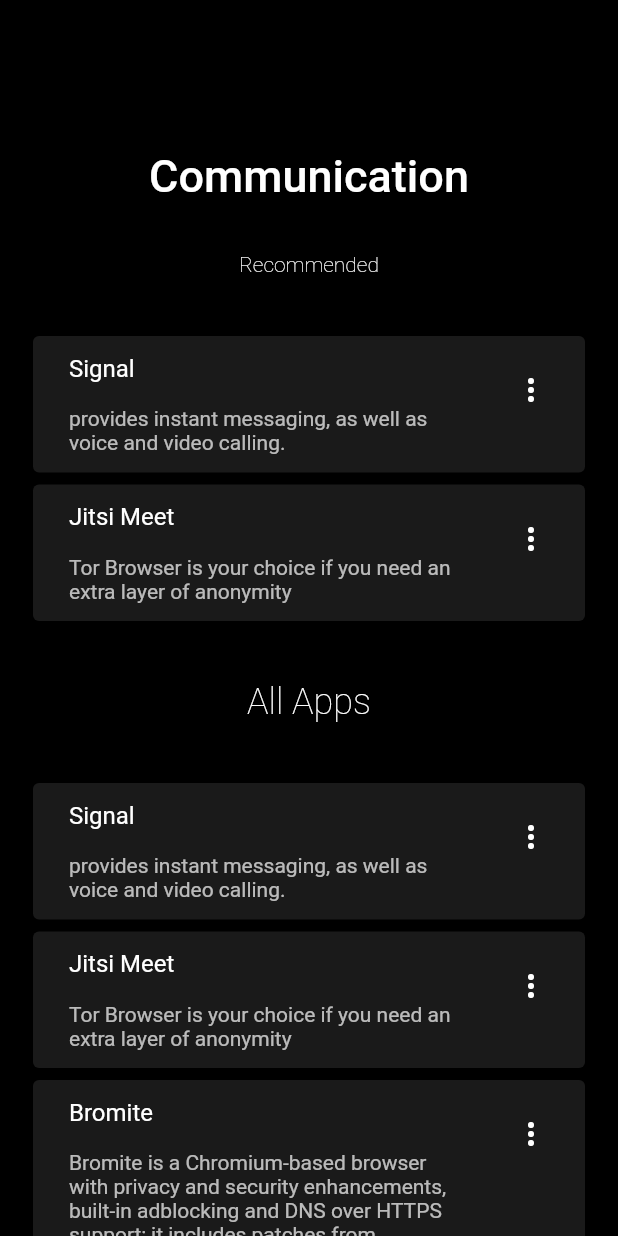
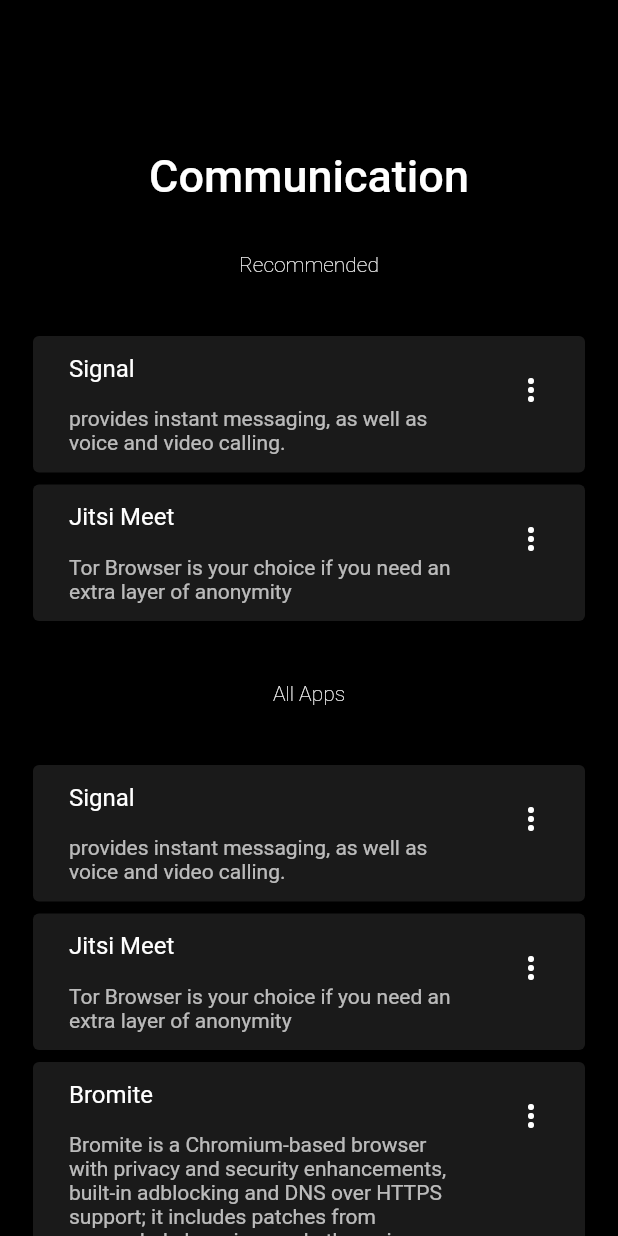
Before and after one commit to craterx/Privacy-Tools, a Flutter app: the Listing screen opened directly, on a phone screen of 412 x 824 dp. Run offline on Flutter 3.47's test engine with Material 2 defaults, Android fonts, the phone set to English and light mode, and no system bars.

Commit message:
change font size

```diff
--- a/lib/Listing.dart
+++ b/lib/Listing.dart
@@ -57,7 +57,7 @@ class Listing extends StatelessWidget {
                 style: TextStyle(
                     color: Colors.white,
                     fontWeight: FontWeight.w100,
-                    fontSize: 24),
+                    fontSize: 14),
                 textAlign: TextAlign.center,
               ),
             ),
```
